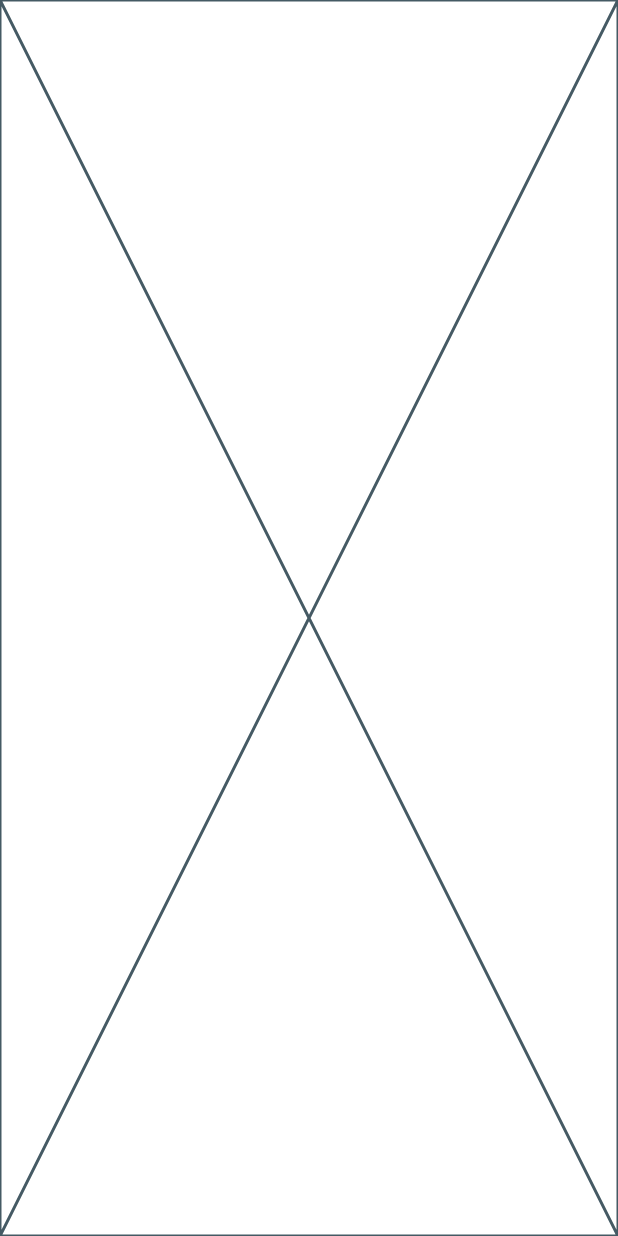
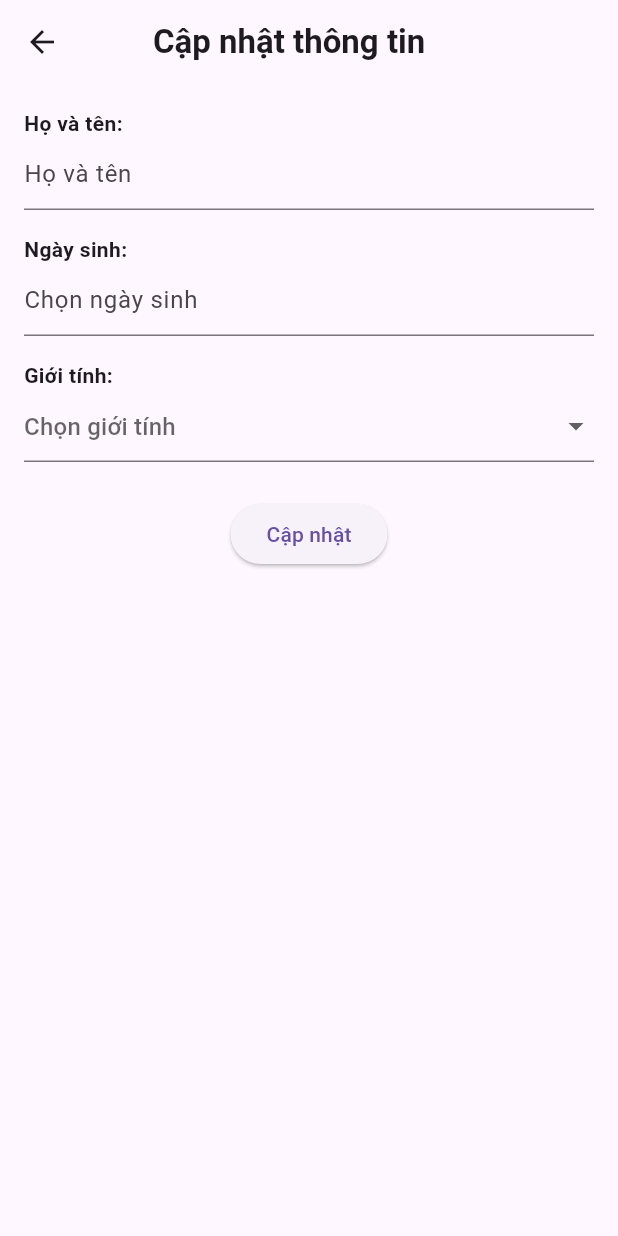
Before and after one commit to quyok808/mobile_English, a Flutter app: the AccountView screen opened by its route, after a tap on "Cập nhật thông tin", on a phone screen of 412 x 824 dp. Run offline on Flutter 3.47's test engine with Material 3 defaults, Android fonts, the phone set to English and light mode, and no system bars; our stand-ins replace cloud_firestore, firebase_auth, firebase_core, flip_card, flutter_native_splash, flutter_tts and 4 more; missing offline and left inert: mailer; accounts and stored records are empty; network calls fail.

Commit message:
Insert thay đổi thông tin tài khoản

```diff
--- a/lib/app/modules/account/controllers/account_controller.dart
+++ b/lib/app/modules/account/controllers/account_controller.dart
@@ -8,13 +8,17 @@ class AccountController extends GetxController {
   final FirebaseAuth _firebaseAuth = FirebaseAuth.instance;
   final FirebaseFirestore _firestore = FirebaseFirestore.instance;
 
+  Rx<User?> currentUser = Rx<User?>(null);
   Rx<CustomUser?> userInfo = Rx<CustomUser?>(null); // Dữ liệu người dùng
 
   @override
   void onInit() {
     super.onInit();
     _loadUserInfo(); // Tải thông tin người dùng khi controller khởi tạo
+    currentUser.bindStream(_firebaseAuth.authStateChanges());
   }
+
+  String? get displayName => currentUser.value?.displayName;
 
   Future<void> loadUserInfo() async {
     final User? currentUser = _firebaseAuth.currentUser;
--- a/lib/app/modules/account/views/widgets/infomation_widget.dart
+++ b/lib/app/modules/account/views/widgets/infomation_widget.dart
@@ -1,6 +1,7 @@
 import 'package:flutter/material.dart';
 import 'package:get/get.dart';
 import 'package:onlya_english/app/middleware/auth/controllers/auth_controller.dart';
+import 'package:onlya_english/app/modules/account/controllers/account_controller.dart';
 import 'package:onlya_english/app/themes/theme.dart';
 
 class InfomationWidget extends StatelessWidget {
@@ -8,7 +9,7 @@ class InfomationWidget extends StatelessWidget {
 
   @override
   Widget build(BuildContext context) {
-    final AuthController authController = Get.find<AuthController>();
+    final AccountController _controller = Get.put(AccountController());
     return Center(
       child: Column(
         children: [
@@ -25,7 +26,7 @@ class InfomationWidget extends StatelessWidget {
           ),
           SizedBox(height: 10),
           Obx(() {
-            String displayName = authController.displayName ?? 'User';
+            String displayName = _controller.displayName ?? "USER";
             return Text(
               displayName,
               style: TextStyle(fontSize: 24, fontWeight: FontWeight.bold),
--- a/lib/app/modules/account/views/widgets/update-info-button.dart
+++ b/lib/app/modules/account/views/widgets/update-info-button.dart
@@ -8,7 +8,7 @@ class UpdateInfomationButton extends StatelessWidget {
   Widget build(BuildContext context) {
     return TextButton(
       onPressed: () async {
-        Get.offAllNamed('/edit-info');
+        Get.toNamed('/edit-info');
       },
       style: ElevatedButton.styleFrom(
         // Màu nền chính
--- a/lib/app/modules/edit_infomation/controllers/edit_infomation_controller.dart
+++ b/lib/app/modules/edit_infomation/controllers/edit_infomation_controller.dart
@@ -1,3 +1,84 @@
+import 'package:cloud_firestore/cloud_firestore.dart';
+import 'package:firebase_auth/firebase_auth.dart';
 import 'package:get/get.dart';
+import 'package:onlya_english/app/themes/theme.dart';
 
-class EditInfomationController extends GetxController {}
+class EditInfomationController extends GetxController {
+  final FirebaseAuth _firebaseAuth = FirebaseAuth.instance;
+  final FirebaseFirestore _firestore = FirebaseFirestore.instance;
+
+  RxString displayName = ''.obs;
+  RxString dateOfBirth = ''.obs;
+  RxString sex = ''.obs;
+
+  @override
+  void onInit() {
+    super.onInit();
+    loadUserInfo();
+  }
+
+  Future<void> loadUserInfo() async {
+    try {
+      final User? user = _firebaseAuth.currentUser;
+
+      if (user != null) {
+        // Đồng bộ lại dữ liệu người dùng
+        await user.reload();
+        final updatedUser = _firebaseAuth.currentUser;
+
+        // Lấy thông tin từ Authentication
+        displayName.value = updatedUser?.displayName ?? '';
+
+        // Lấy thông tin bổ sung từ Firestore
+        final userDoc =
+            await _firestore.collection('users').doc(user.uid).get();
+        if (userDoc.exists) {
+          dateOfBirth.value = userDoc.data()?['dateOfBirth'] ?? '';
+          sex.value = userDoc.data()?['sex'] ?? '';
+        }
+      }
+    } catch (e) {
+      print('Load User Info Error: $e');
+      Get.snackbar(
+        'Error',
+        'Failed to load user information: $e',
+        snackPosition: SnackPosition.TOP,
+      );
+    }
+  }
+
+  Future<bool> updateUserInfo(
+      String displayName, String dateOfBirth, String sex) async {
+    try {
+      final User? user = _firebaseAuth.currentUser;
+
+      if (user != null) {
+        await user.updateDisplayName(displayName);
+
+        final userDoc = _firestore.collection('users').doc(user.uid);
+        await userDoc.update({
+          'displayName': displayName,
+          'dateOfBirth': dateOfBirth,
+          'sex': sex,
+        });
+
+        // Cập nhật giá trị trong biến quan sát
+        this.displayName.value = displayName;
+        this.dateOfBirth.value = dateOfBirth;
+        this.sex.value = sex;
+
+        AppTheme.GetSnackBarSuccess(
+            title: 'Thành Công', content: 'Cập nhật thông tin thành công');
+        Get.offAllNamed('/home');
+        return true;
+      } else {
+        return false;
+      }
+    } catch (e) {
+      print('Update User Info Error: $e');
+      AppTheme.GetSnackBarError(
+          title: 'Lỗi', content: 'Cập nhật thông tin thất bại');
+      return false;
+    }
+  }
+}
--- a/lib/app/modules/edit_infomation/views/edit_infomation_view.dart
+++ b/lib/app/modules/edit_infomation/views/edit_infomation_view.dart
@@ -1,10 +1,121 @@
-import 'package:flutter/widgets.dart';
+import 'package:flutter/material.dart';
+import 'package:get/get.dart';
+import 'package:intl/intl.dart'; // Thư viện để format ngày tháng
+import '../controllers/edit_infomation_controller.dart';
 
 class EditInfomationView extends StatelessWidget {
-  const EditInfomationView({super.key});
+  final EditInfomationController controller =
+      Get.put(EditInfomationController());
+
+  final TextEditingController displayNameController = TextEditingController();
+  final TextEditingController dateOfBirthController = TextEditingController();
+  final List<String> genders = ['Nam', 'Nữ', 'Khác'];
+
+  EditInfomationView({super.key});
 
   @override
   Widget build(BuildContext context) {
-    return const Placeholder();
+    return Scaffold(
+      appBar: AppBar(
+        title: Padding(
+          padding: const EdgeInsets.only(left: 30),
+          child: Text(
+            'Cập nhật thông tin',
+            style: TextStyle(fontWeight: FontWeight.bold),
+          ),
+        ),
+      ),
+      body: Padding(
+        padding: const EdgeInsets.all(16.0),
+        child: Obx(() {
+          // Load thông tin hiện tại từ controller
+          displayNameController.text = controller.displayName.value;
+          dateOfBirthController.text = controller.dateOfBirth.value;
+
+          return Column(
+            crossAxisAlignment: CrossAxisAlignment.start,
+            children: [
+              const Text(
+                'Họ và tên:',
+                style: TextStyle(fontWeight: FontWeight.bold),
+              ),
+              TextField(
+                controller: displayNameController,
+                decoration: const InputDecoration(hintText: 'Họ và tên'),
+              ),
+              const SizedBox(height: 16),
+              const Text(
+                'Ngày sinh:',
+                style: TextStyle(fontWeight: FontWeight.bold),
+              ),
+              TextField(
+                controller: dateOfBirthController,
+                readOnly: true, // Không cho nhập tay
+                decoration: const InputDecoration(
+                  hintText: 'Chọn ngày sinh',
+                ),
+                onTap: () async {
+                  // Hiển thị DatePicker
+                  DateTime? pickedDate = await showDatePicker(
+                    context: context,
+                    initialDate: DateTime.now(),
+                    firstDate: DateTime(1900),
+                    lastDate: DateTime.now(),
+                  );
+                  if (pickedDate != null) {
+                    // Format ngày sinh
+                    String formattedDate =
+                        DateFormat('dd/MM/yyyy').format(pickedDate);
+                    dateOfBirthController.text = formattedDate;
+                    controller.dateOfBirth.value = formattedDate;
+                  }
+                },
+              ),
+              const SizedBox(height: 16),
+              const Text(
+                'Giới tính:',
+                style: TextStyle(fontWeight: FontWeight.bold),
+              ),
+              DropdownButtonFormField<String>(
+                value: controller.sex.value.isNotEmpty
+                    ? controller.sex.value
+                    : null, // Giá trị hiện tại
+                items: genders.map((String gender) {
+                  return DropdownMenuItem<String>(
+                    value: gender,
+                    child: Text(gender),
+                  );
+                }).toList(),
+                onChanged: (value) {
+                  if (value != null) {
+                    controller.sex.value = value;
+                  }
+                },
+                decoration: const InputDecoration(
+                  hintText: 'Chọn giới tính',
+                ),
+              ),
+              const SizedBox(height: 24),
+              Center(
+                child: ElevatedButton(
+                  onPressed: () {
+                    Get.dialog(
+                      Center(child: CircularProgressIndicator()),
+                      barrierDismissible: false,
+                    );
+                    controller.updateUserInfo(
+                      displayNameController.text,
+                      dateOfBirthController.text,
+                      controller.sex.value,
+                    );
+                  },
+                  child: const Text('Cập nhật'),
+                ),
+              ),
+            ],
+          );
+        }),
+      ),
+    );
   }
 }
--- a/lib/app/themes/theme.dart
+++ b/lib/app/themes/theme.dart
@@ -18,7 +18,8 @@ class AppTheme {
       GoogleFonts.lobster(fontWeight: FontWeight.bold, fontSize: 24);
   static final jetBrainsMono =
       GoogleFonts.jetBrainsMono(fontWeight: FontWeight.bold);
-  static final ChuVietTay = GoogleFonts.fleurDeLeah(fontSize: 42);
+  static final ChuVietTay = GoogleFonts.fleurDeLeah(
+      fontSize: 30, color: Colors.red[400], fontWeight: FontWeight.bold);
   static final literata = GoogleFonts.literata(fontSize: 24);
 
   //SnackBar
```
Also changed, not shown: lib/app/modules/Search/views/search_view.dart (+57 -31 lines), lib/app/modules/home/controllers/home_controller.dart (+34 -1 lines).
